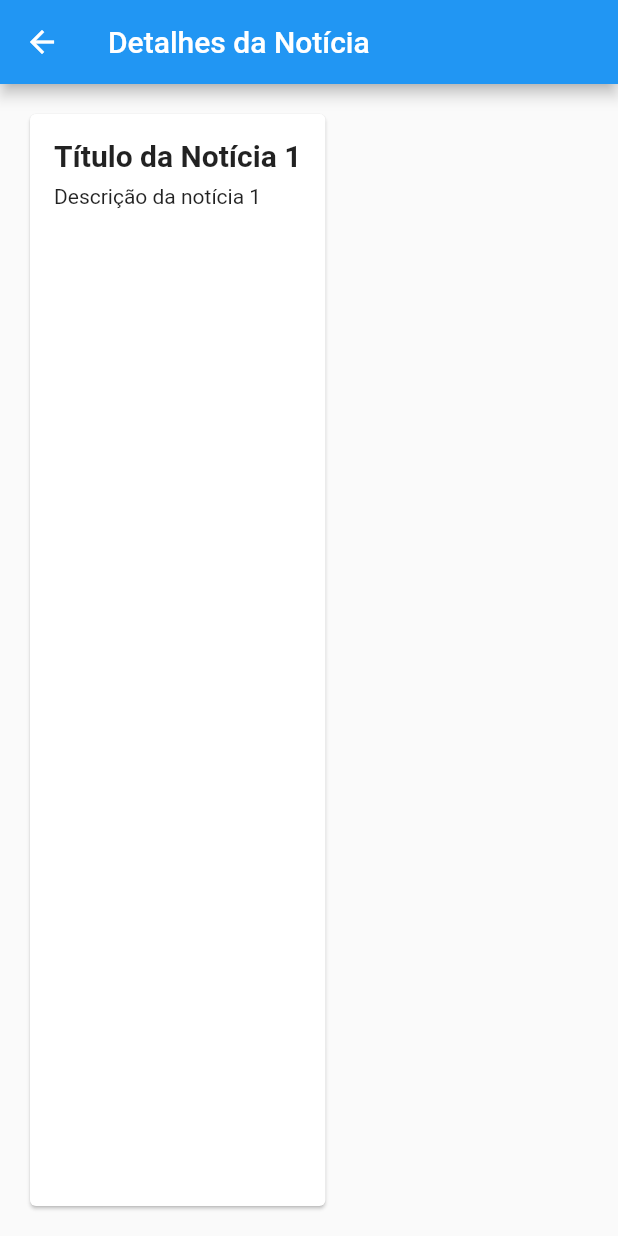
After one commit to olivsu/Flutter_basico, a Flutter app: the Exe17Page screen opened by its route, after a tap on "Título da Notícia 1", on a phone screen of 412 x 824 dp. The commit adds this screen. Run offline on Flutter 3.47's test engine with Material 2 defaults, Android fonts, the phone set to English and light mode, and no system bars.

Commit message:
subindo os exercicios finais do modulo

```diff
--- /dev/null
+++ b/lib/exercicios/exe17/exercicio17.dart
@@ -0,0 +1,81 @@
+import 'package:flutter/material.dart';
+import 'package:flutter_basic/exercicios/exe17/models.dart';
+
+class Exe17Page extends StatelessWidget {
+  final List<News> newsList = [
+    News('Título da Notícia 1', 'Descrição da notícia 1'),
+    News('Título da Notícia 2', 'Descrição da notícia 2'),
+    News('Título da Notícia 3', 'Descrição da notícia 3'),
+  ];
+
+  @override
+  Widget build(BuildContext context) {
+    return Scaffold(
+      appBar: AppBar(
+        title: Text('Notícias'),
+      ),
+      body: ListView.builder(
+        itemCount: newsList.length,
+        itemBuilder: (context, index) {
+          return GestureDetector(
+            onTap: () {
+              Navigator.push(
+                context,
+                MaterialPageRoute(
+                  builder: (context) => NewsDetailScreen(news: newsList[index]),
+                ),
+              );
+            },
+            child: Hero(
+              tag: 'news${newsList[index].title}',
+              child: Card(
+                margin: EdgeInsets.all(8.0),
+                child: Padding(
+                  padding: EdgeInsets.all(16.0),
+                  child: Text(newsList[index].title),
+                ),
+              ),
+            ),
+          );
+        },
+      ),
+    );
+  }
+}
+
+class NewsDetailScreen extends StatelessWidget {
+  final News news;
+
+  NewsDetailScreen({required this.news});
+
+  @override
+  Widget build(BuildContext context) {
+    return Scaffold(
+      appBar: AppBar(
+        title: Text('Detalhes da Notícia'),
+      ),
+      body: Padding(
+        padding: EdgeInsets.all(16.0),
+        child: Hero(
+          tag: 'news${news.title}',
+          child: Card(
+            child: Padding(
+              padding: EdgeInsets.all(16.0),
+              child: Column(
+                crossAxisAlignment: CrossAxisAlignment.start,
+                children: [
+                  Text(
+                    news.title,
+                    style: TextStyle(fontSize: 20, fontWeight: FontWeight.bold),
+                  ),
+                  SizedBox(height: 8.0),
+                  Text(news.description),
+                ],
+              ),
+            ),
+          ),
+        ),
+      ),
+    );
+  }
+}
--- /dev/null
+++ b/lib/exercicios/exe17/models.dart
@@ -0,0 +1,15 @@
+class News {
+  final String title;
+  final String description;
+
+  News(this.title, this.description);
+
+  String get resume {
+    String vrResume = description.substring(0, 50);
+
+    if(vrResume[50] != ' ')
+    vrResume = vrResume + "...";
+
+    return vrResume;
+  }
+}
--- a/lib/main.dart
+++ b/lib/main.dart
@@ -14,6 +14,9 @@ import 'exercicios/exe11/exe11_page.dart';
 import 'exercicios/exe12/exe12_page.dart';
 import 'exercicios/exe13/exe13_page.dart';
 import 'exercicios/exe14/exercicio14.dart';
+import 'exercicios/exe15/exercicio15.dart';
+import 'exercicios/exe16/exercicio16.dart';
+import 'package:flutter_basic/exercicios/exe17/exercicio17.dart';
 
 void main() {
   runApp(MyApp());
@@ -38,6 +41,9 @@ class MyApp extends StatelessWidget {
       '/Exe12': (context) => Exe12Page(),
       '/Exe13': (context) => Exe13Page(),
       '/Exe14': (context) => Exe14Page(),
+      '/Exe15': (context) => Exe15Page(),
+      '/Exe16': (context) => Exe16Page(),
+      '/Exe17': (context) => Exe17Page(),
     });
   }
 }
```
Also changed, not shown: lib/exercicios/exe15/exercicio15.dart (added, +76 -0 lines), lib/exercicios/exe16/exercicio16.dart (added, +60 -0 lines), lib/pages/home_page.dart (+18 -0 lines).
